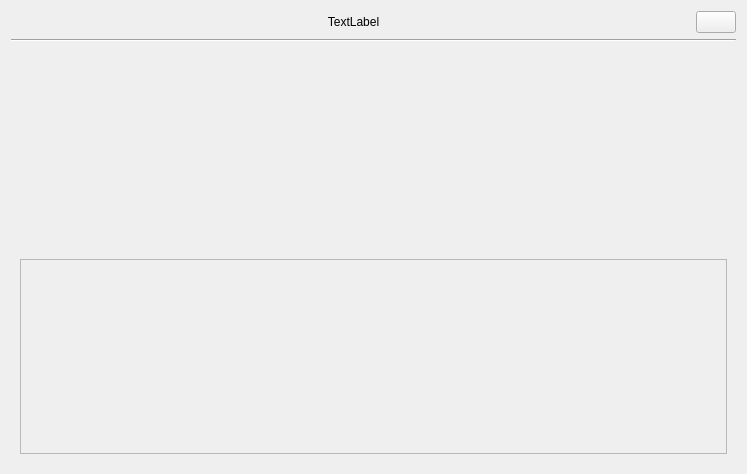
elieserdejesus/JamTaba, file src/jamtaba/gui/NinjamRoomWindow.ui: the form before one commit.
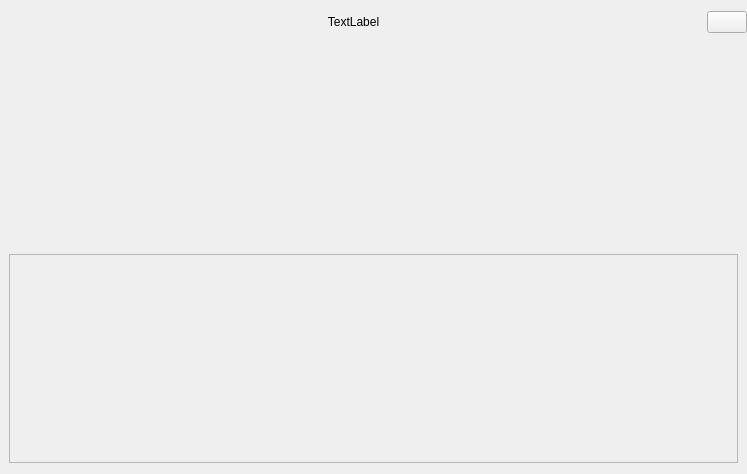
The form after the commit. Custom widgets are drawn as their Qt base class.

The edit to the form file:
```diff
--- a/src/jamtaba/gui/NinjamRoomWindow.ui
+++ b/src/jamtaba/gui/NinjamRoomWindow.ui
@@ -20,6 +20,15 @@
    <string>Form</string>
   </property>
   <layout class="QVBoxLayout" name="verticalLayout">
+   <property name="spacing">
+    <number>6</number>
+   </property>
+   <property name="leftMargin">
+    <number>0</number>
+   </property>
+   <property name="rightMargin">
+    <number>0</number>
+   </property>
    <item>
     <widget class="QWidget" name="widget" native="true">
      <layout class="QHBoxLayout" name="horizontalLayout_2" stretch="0,0">
@@ -70,13 +79,6 @@
      </layout>
     </widget>
    </item>
-   <item>
-    <widget class="Line" name="line">
-     <property name="orientation">
-      <enum>Qt::Horizontal</enum>
-     </property>
-    </widget>
-   </item>
    <item>
     <widget class="QWidget" name="content" native="true">
      <property name="sizePolicy">
@@ -86,6 +88,15 @@
       </sizepolicy>
      </property>
      <layout class="QVBoxLayout" name="contentLayout">
+      <property name="spacing">
+       <number>6</number>
+      </property>
+      <property name="topMargin">
+       <number>0</number>
+      </property>
+      <property name="bottomMargin">
+       <number>0</number>
+      </property>
       <item>
        <widget class="NinjamPanel" name="topPanel" native="true">
         <property name="sizePolicy">
@@ -112,8 +123,8 @@
           <rect>
            <x>0</x>
            <y>0</y>
-           <width>709</width>
-           <height>195</height>
+           <width>727</width>
+           <height>208</height>
           </rect>
          </property>
          <layout class="QHBoxLayout" name="horizontalLayout">
```
